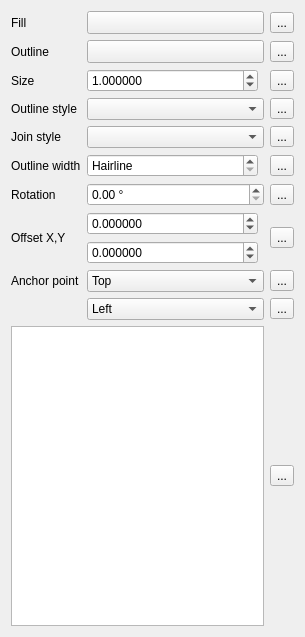
The window that src/ui/symbollayer/widget_simplemarker.ui (qgis/QGIS) describes before a commit, drawn with Qt 5.
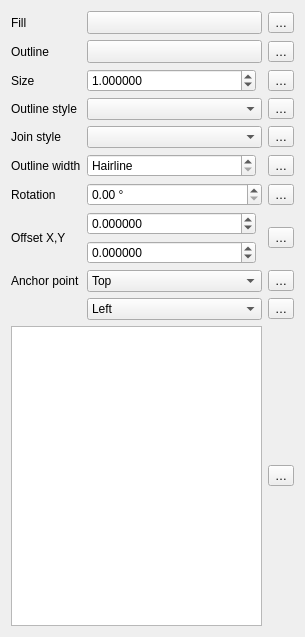
The same window after the commit. Custom widgets are drawn as their Qt base class.

The edit to the form file:
```diff
--- a/src/ui/symbollayer/widget_simplemarker.ui
+++ b/src/ui/symbollayer/widget_simplemarker.ui
@@ -170,14 +170,14 @@
    <item row="6" column="2">
     <widget class="QgsDataDefinedButton" name="mAngleDDBtn">
      <property name="text">
-      <string>...</string>
+      <string>…</string>
      </property>
     </widget>
    </item>
    <item row="2" column="2">
     <widget class="QgsDataDefinedButton" name="mSizeDDBtn">
      <property name="text">
-      <string>...</string>
+      <string>…</string>
      </property>
     </widget>
    </item>
@@ -371,14 +371,14 @@
    <item row="4" column="2">
     <widget class="QgsDataDefinedButton" name="mJoinStyleDDBtn">
      <property name="text">
-      <string>...</string>
+      <string>…</string>
      </property>
     </widget>
    </item>
    <item row="3" column="2">
     <widget class="QgsDataDefinedButton" name="mOutlineStyleDDBtn">
      <property name="text">
-      <string>...</string>
+      <string>…</string>
      </property>
     </widget>
    </item>
@@ -438,35 +438,35 @@
    <item row="5" column="2">
     <widget class="QgsDataDefinedButton" name="mOutlineWidthDDBtn">
      <property name="text">
-      <string>...</string>
+      <string>…</string>
      </property>
     </widget>
    </item>
    <item row="8" column="2">
     <widget class="QgsDataDefinedButton" name="mVerticalAnchorDDBtn">
      <property name="text">
-      <string>...</string>
+      <string>…</string>
      </property>
     </widget>
    </item>
    <item row="9" column="2">
     <widget class="QgsDataDefinedButton" name="mHorizontalAnchorDDBtn">
      <property name="text">
-      <string>...</string>
+      <string>…</string>
      </property>
     </widget>
    </item>
    <item row="10" column="2">
     <widget class="QgsDataDefinedButton" name="mNameDDBtn">
      <property name="text">
-      <string>...</string>
+      <string>…</string>
      </property>
     </widget>
    </item>
    <item row="7" column="2">
     <widget class="QgsDataDefinedButton" name="mOffsetDDBtn">
      <property name="text">
-      <string>...</string>
+      <string>…</string>
      </property>
     </widget>
    </item>
@@ -505,14 +505,14 @@
    <item row="1" column="2">
     <widget class="QgsDataDefinedButton" name="mBorderColorDDBtn">
      <property name="text">
-      <string>...</string>
+      <string>…</string>
      </property>
     </widget>
    </item>
    <item row="0" column="2">
     <widget class="QgsDataDefinedButton" name="mFillColorDDBtn">
      <property name="text">
-      <string>...</string>
+      <string>…</string>
      </property>
     </widget>
    </item>
```
